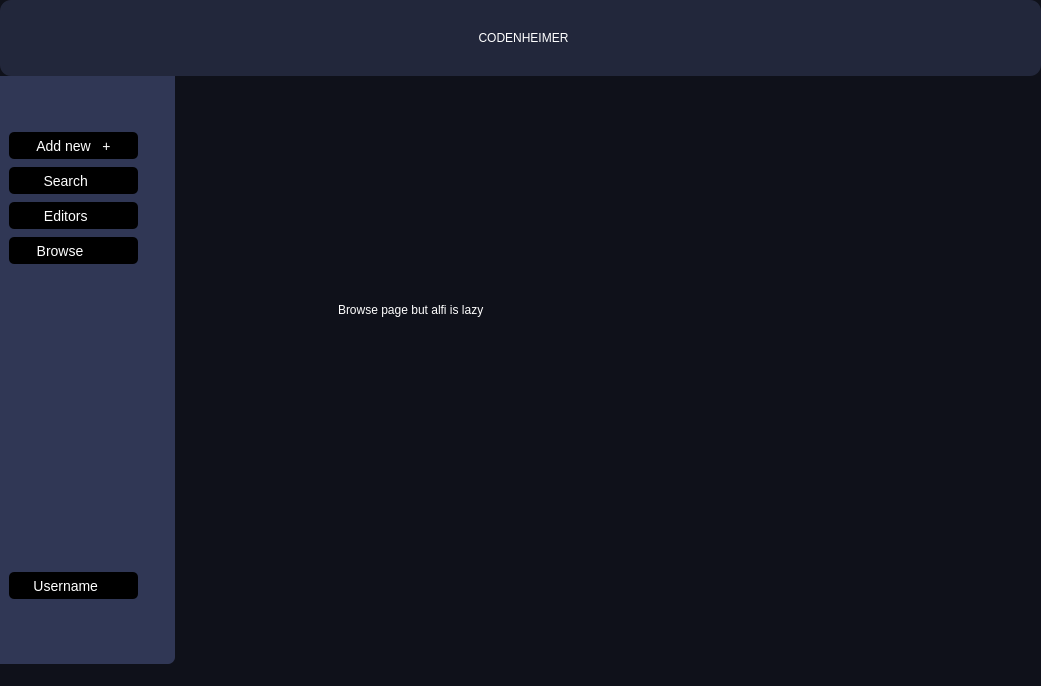
Old version of the form mainwindow.ui in the repository Deatrax/codenheimer.
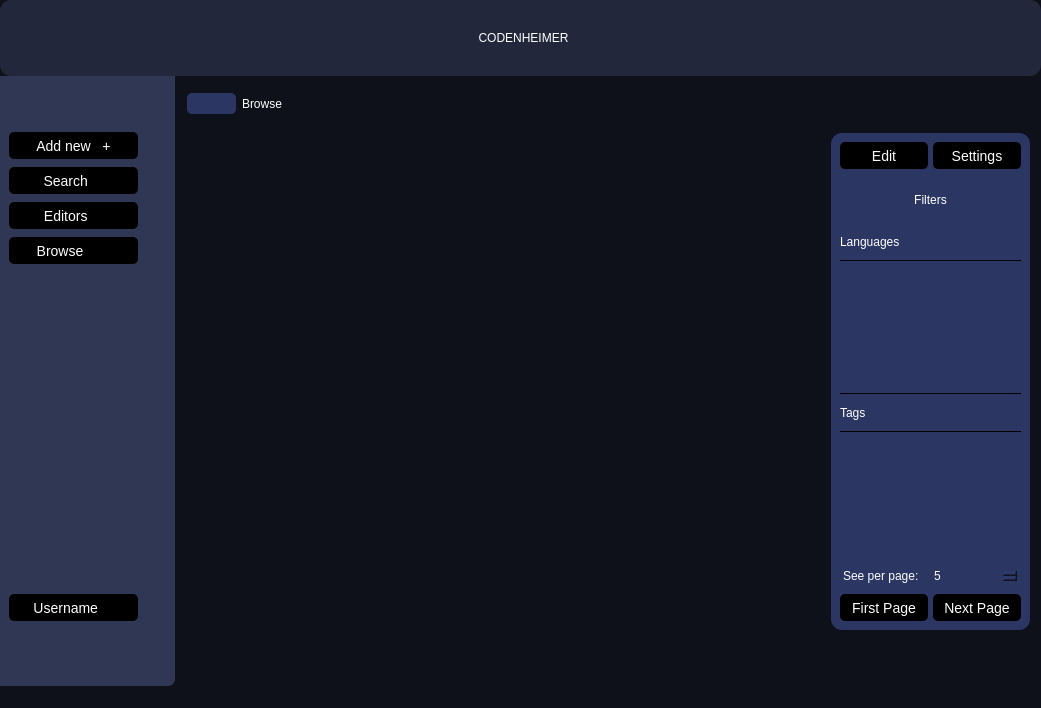
New version of the form. The open tabs and pages were chosen to show the change. Icons and pictures are not drawn.

Commit message: implemented the filter and pagitation search in the trie

```diff
--- a/mainwindow.ui
+++ b/mainwindow.ui
@@ -1091,24 +1091,608 @@
             <number>3</number>
            </property>
            <item>
-            <widget class="QStackedWidget" name="browsePageSubPages">
-             <property name="currentIndex">
-              <number>0</number>
-             </property>
-             <widget class="QWidget" name="browseMain">
-              <widget class="QLabel" name="label">
-               <property name="geometry">
-                <rect>
-                 <x>160</x>
-                 <y>190</y>
-                 <width>251</width>
-                 <height>81</height>
-                </rect>
+            <widget class="QStackedWidget" name="browsePageStack">
+             <widget class="QWidget" name="browseMainPage">
+              <layout class="QVBoxLayout" name="verticalLayout_7">
+               <item>
+                <widget class="QWidget" name="browseTitleBox" native="true">
+                 <property name="minimumSize">
+                  <size>
+                   <width>0</width>
+                   <height>50</height>
+                  </size>
+                 </property>
+                 <property name="maximumSize">
+                  <size>
+                   <width>16777215</width>
+                   <height>50</height>
+                  </size>
+                 </property>
+                 <layout class="QHBoxLayout" name="horizontalLayout_14">
+                  <item>
+                   <widget class="QLabel" name="browseMainTitle">
+                    <property name="minimumSize">
+                     <size>
+                      <width>104</width>
+                      <height>0</height>
+                     </size>
+                    </property>
+                    <property name="text">
+                     <string>Langs OR View all:</string>
+                    </property>
+                   </widget>
+                  </item>
+                  <item>
+                   <widget class="QPushButton" name="browseShortCutButton">
+                    <property name="sizePolicy">
+                     <sizepolicy hsizetype="Minimum" vsizetype="Fixed">
+                      <horstretch>0</horstretch>
+                      <verstretch>0</verstretch>
+                     </sizepolicy>
+                    </property>
+                    <property name="minimumSize">
+                     <size>
+                      <width>49</width>
+                      <height>21</height>
+                     </size>
+                    </property>
+                    <property name="maximumSize">
+                     <size>
+                      <width>49</width>
+                      <height>21</height>
+                     </size>
+                    </property>
+                    <property name="styleSheet">
+                     <string notr="true">QWidget{
+	font-size:14px;
+	color: white;
+	border-radius:5px
+}
+QPushButton{
+	background:#2B3663;
+}
+
+QPushButton:hover{
+	background:rgb(86, 99, 152);
+}</string>
+                    </property>
+                    <property name="text">
+                     <string/>
+                    </property>
+                   </widget>
+                  </item>
+                  <item>
+                   <spacer name="horizontalSpacer_2">
+                    <property name="orientation">
+                     <enum>Qt::Horizontal</enum>
+                    </property>
+                    <property name="sizeHint" stdset="0">
+                     <size>
+                      <width>300</width>
+                      <height>20</height>
+                     </size>
+                    </property>
+                   </spacer>
+                  </item>
+                 </layout>
+                </widget>
+               </item>
+               <item>
+                <widget class="QWidget" name="langAreaBox" native="true"/>
+               </item>
+               <item>
+                <widget class="QLabel" name="tagsLabel">
+                 <property name="minimumSize">
+                  <size>
+                   <width>0</width>
+                   <height>50</height>
+                  </size>
+                 </property>
+                 <property name="maximumSize">
+                  <size>
+                   <width>16777215</width>
+                   <height>50</height>
+                  </size>
+                 </property>
+                 <property name="text">
+                  <string>Or Select Tag</string>
+                 </property>
+                </widget>
+               </item>
+               <item>
+                <widget class="QWidget" name="tagAreaBox" native="true"/>
+               </item>
+              </layout>
+             </widget>
+             <widget class="QWidget" name="browseVIewPage">
+              <layout class="QHBoxLayout" name="horizontalLayout_15">
+               <property name="spacing">
+                <number>0</number>
                </property>
-               <property name="text">
-                <string>Browse page but alfi is lazy</string>
+               <property name="leftMargin">
+                <number>0</number>
                </property>
-              </widget>
+               <property name="topMargin">
+                <number>0</number>
+               </property>
+               <property name="rightMargin">
+                <number>0</number>
+               </property>
+               <property name="bottomMargin">
+                <number>0</number>
+               </property>
+               <item>
+                <widget class="QWidget" name="viewPageLeftBox" native="true">
+                 <layout class="QVBoxLayout" name="verticalLayout_8">
+                  <property name="spacing">
+                   <number>0</number>
+                  </property>
+                  <property name="leftMargin">
+                   <number>0</number>
+                  </property>
+                  <property name="topMargin">
+                   <number>0</number>
+                  </property>
+                  <property name="rightMargin">
+                   <number>0</number>
+                  </property>
+                  <property name="bottomMargin">
+                   <number>0</number>
+                  </property>
+                  <item>
+                   <widget class="QWidget" name="browseViewTopBar" native="true">
+                    <property name="minimumSize">
+                     <size>
+                      <width>0</width>
+                      <height>50</height>
+                     </size>
+                    </property>
+                    <property name="maximumSize">
+                     <size>
+                      <width>16777215</width>
+                      <height>50</height>
+                     </size>
+                    </property>
+                    <layout class="QHBoxLayout" name="horizontalLayout_16">
+                     <item>
+                      <widget class="QPushButton" name="browseBackButton">
+                       <property name="sizePolicy">
+                        <sizepolicy hsizetype="Minimum" vsizetype="Fixed">
+                         <horstretch>0</horstretch>
+                         <verstretch>0</verstretch>
+                        </sizepolicy>
+                       </property>
+                       <property name="minimumSize">
+                        <size>
+                         <width>49</width>
+                         <height>21</height>
+                        </size>
+                       </property>
+                       <property name="maximumSize">
+                        <size>
+                         <width>49</width>
+                         <height>21</height>
+                        </size>
+                       </property>
+                       <property name="styleSheet">
+                        <string notr="true">QWidget{
+	font-size:14px;
+	color: white;
+	border-radius:5px
+}
+QPushButton{
+	background:#2B3663;
+}
+
+QPushButton:hover{
+	background:rgb(86, 99, 152);
+}</string>
+                       </property>
+                       <property name="text">
+                        <string/>
+                       </property>
+                      </widget>
+                     </item>
+                     <item>
+                      <widget class="QLabel" name="browseViewTitle">
+                       <property name="text">
+                        <string>Browse</string>
+                       </property>
+                      </widget>
+                     </item>
+                    </layout>
+                   </widget>
+                  </item>
+                  <item>
+                   <widget class="QListWidget" name="browseMainViewArea">
+                    <property name="styleSheet">
+                     <string notr="true">QListWidget::item {
+           border: 0px solid black;
+       }
+QListWidget::item:selected {
+           color: white;
+           border: 1px solid red;
+}
+
+QListWidget{
+	border:none;
+}</string>
+                    </property>
+                    <property name="spacing">
+                     <number>5</number>
+                    </property>
+                   </widget>
+                  </item>
+                 </layout>
+                </widget>
+               </item>
+               <item>
+                <widget class="QWidget" name="viewPageRightBox" native="true">
+                 <property name="maximumSize">
+                  <size>
+                   <width>237</width>
+                   <height>16777215</height>
+                  </size>
+                 </property>
+                 <layout class="QVBoxLayout" name="verticalLayout_9">
+                  <property name="spacing">
+                   <number>0</number>
+                  </property>
+                  <property name="leftMargin">
+                   <number>30</number>
+                  </property>
+                  <property name="rightMargin">
+                   <number>0</number>
+                  </property>
+                  <item>
+                   <spacer name="verticalSpacer_4">
+                    <property name="orientation">
+                     <enum>Qt::Vertical</enum>
+                    </property>
+                    <property name="sizeHint" stdset="0">
+                     <size>
+                      <width>20</width>
+                      <height>45</height>
+                     </size>
+                    </property>
+                   </spacer>
+                  </item>
+                  <item>
+                   <widget class="QWidget" name="browseViewFilterBox" native="true">
+                    <property name="minimumSize">
+                     <size>
+                      <width>199</width>
+                      <height>497</height>
+                     </size>
+                    </property>
+                    <property name="maximumSize">
+                     <size>
+                      <width>199</width>
+                      <height>497</height>
+                     </size>
+                    </property>
+                    <property name="styleSheet">
+                     <string notr="true">background:#2B3663;
+border-radius:11px;</string>
+                    </property>
+                    <layout class="QVBoxLayout" name="verticalLayout_10">
+                     <item>
+                      <widget class="QWidget" name="widget_6" native="true">
+                       <property name="styleSheet">
+                        <string notr="true">QWidget{
+	font-size:14px;
+	color: white;
+	border-radius:5px
+}
+QPushButton{
+	background:black;
+}
+
+QPushButton:hover{
+	background:#1E1E1E;
+}</string>
+                       </property>
+                       <layout class="QHBoxLayout" name="horizontalLayout_17">
+                        <property name="spacing">
+                         <number>5</number>
+                        </property>
+                        <property name="leftMargin">
+                         <number>0</number>
+                        </property>
+                        <property name="topMargin">
+                         <number>0</number>
+                        </property>
+                        <property name="rightMargin">
+                         <number>0</number>
+                        </property>
+                        <property name="bottomMargin">
+                         <number>0</number>
+                        </property>
+                        <item>
+                         <widget class="QPushButton" name="filterSnippetEditButton">
+                          <property name="minimumSize">
+                           <size>
+                            <width>0</width>
+                            <height>27</height>
+                           </size>
+                          </property>
+                          <property name="text">
+                           <string>Edit</string>
+                          </property>
+                         </widget>
+                        </item>
+                        <item>
+                         <widget class="QPushButton" name="filterSnippetSettingsButton">
+                          <property name="minimumSize">
+                           <size>
+                            <width>0</width>
+                            <height>27</height>
+                           </size>
+                          </property>
+                          <property name="text">
+                           <string>Settings</string>
+                          </property>
+                         </widget>
+                        </item>
+                       </layout>
+                      </widget>
+                     </item>
+                     <item>
+                      <widget class="QLabel" name="filterTitle">
+                       <property name="minimumSize">
+                        <size>
+                         <width>0</width>
+                         <height>49</height>
+                        </size>
+                       </property>
+                       <property name="maximumSize">
+                        <size>
+                         <width>16777215</width>
+                         <height>49</height>
+                        </size>
+                       </property>
+                       <property name="text">
+                        <string>Filters</string>
+                       </property>
+                       <property name="alignment">
+                        <set>Qt::AlignCenter</set>
+                       </property>
+                      </widget>
+                     </item>
+                     <item>
+                      <widget class="QLabel" name="label_3">
+                       <property name="maximumSize">
+                        <size>
+                         <width>16777215</width>
+                         <height>30</height>
+                        </size>
+                       </property>
+                       <property name="text">
+                        <string>Languages</string>
+                       </property>
+                      </widget>
+                     </item>
+                     <item>
+                      <widget class="Line" name="line">
+                       <property name="minimumSize">
+                        <size>
+                         <width>0</width>
+                         <height>1</height>
+                        </size>
+                       </property>
+                       <property name="maximumSize">
+                        <size>
+                         <width>16777215</width>
+                         <height>1</height>
+                        </size>
+                       </property>
+                       <property name="styleSheet">
+                        <string notr="true">background:black;</string>
+                       </property>
+                       <property name="orientation">
+                        <enum>Qt::Horizontal</enum>
+                       </property>
+                      </widget>
+                     </item>
+                     <item>
+                      <widget class="QListWidget" name="filderLangList">
+                       <property name="maximumSize">
+                        <size>
+                         <width>16777215</width>
+                         <height>120</height>
+                        </size>
+                       </property>
+                       <property name="spacing">
+                        <number>3</number>
+                       </property>
+                      </widget>
+                     </item>
+                     <item>
+                      <widget class="Line" name="line_2">
+                       <property name="minimumSize">
+                        <size>
+                         <width>0</width>
+                         <height>1</height>
+                        </size>
+                       </property>
+                       <property name="maximumSize">
+                        <size>
+                         <width>16777215</width>
+                         <height>1</height>
+                        </size>
+                       </property>
+                       <property name="styleSheet">
+                        <string notr="true">background:black;</string>
+                       </property>
+                       <property name="orientation">
+                        <enum>Qt::Horizontal</enum>
+                       </property>
+                      </widget>
+                     </item>
+                     <item>
+                      <widget class="QLabel" name="label_5">
+                       <property name="maximumSize">
+                        <size>
+                         <width>16777215</width>
+                         <height>30</height>
+                        </size>
+                       </property>
+                       <property name="text">
+                        <string>Tags</string>
+                       </property>
+                      </widget>
+                     </item>
+                     <item>
+                      <widget class="Line" name="line_3">
+                       <property name="minimumSize">
+                        <size>
+                         <width>0</width>
+                         <height>1</height>
+                        </size>
+                       </property>
+                       <property name="maximumSize">
+                        <size>
+                         <width>16777215</width>
+                         <height>1</height>
+                        </size>
+                       </property>
+                       <property name="styleSheet">
+                        <string notr="true">background:black;</string>
+                       </property>
+                       <property name="orientation">
+                        <enum>Qt::Horizontal</enum>
+                       </property>
+                      </widget>
+                     </item>
+                     <item>
+                      <widget class="QListWidget" name="filterTagList">
+                       <property name="maximumSize">
+                        <size>
+                         <width>16777215</width>
+                         <height>120</height>
+                        </size>
+                       </property>
+                       <property name="spacing">
+                        <number>3</number>
+                       </property>
+                      </widget>
+                     </item>
+                     <item>
+                      <widget class="QWidget" name="widget_3" native="true">
+                       <layout class="QHBoxLayout" name="horizontalLayout_19">
+                        <property name="spacing">
+                         <number>3</number>
+                        </property>
+                        <property name="leftMargin">
+                         <number>3</number>
+                        </property>
+                        <property name="topMargin">
+                         <number>0</number>
+                        </property>
+                        <property name="rightMargin">
+                         <number>3</number>
+                        </property>
+                        <property name="bottomMargin">
+                         <number>0</number>
+                        </property>
+                        <item>
+                         <widget class="QLabel" name="label">
+                          <property name="text">
+                           <string>See per page:</string>
+                          </property>
+                         </widget>
+                        </item>
+                        <item>
+                         <widget class="QSpinBox" name="perPageSee">
+                          <property name="value">
+                           <number>5</number>
+                          </property>
+                         </widget>
+                        </item>
+                       </layout>
+                      </widget>
+                     </item>
+                     <item>
+                      <widget class="QWidget" name="widget_7" native="true">
+                       <property name="styleSheet">
+                        <string notr="true">QWidget{
+	font-size:14px;
+	color: white;
+	border-radius:5px
+}
+QPushButton{
+	background:black;
+}
+
+QPushButton:hover{
+	background:#1E1E1E;
+}</string>
+                       </property>
+                       <layout class="QHBoxLayout" name="horizontalLayout_18">
+                        <property name="spacing">
+                         <number>5</number>
+                        </property>
+                        <property name="leftMargin">
+                         <number>0</number>
+                        </property>
+                        <property name="topMargin">
+                         <number>0</number>
+                        </property>
+                        <property name="rightMargin">
+                         <number>0</number>
+                        </property>
+                        <property name="bottomMargin">
+                         <number>0</number>
+                        </property>
+                        <item>
+                         <widget class="QPushButton" name="previousPageButton">
+                          <property name="minimumSize">
+                           <size>
+                            <width>0</width>
+                            <height>27</height>
+                           </size>
+                          </property>
+                          <property name="text">
+                           <string>First Page</string>
+                          </property>
+                         </widget>
+                        </item>
+                        <item>
+                         <widget class="QPushButton" name="nextPageButton">
+                          <property name="minimumSize">
+                           <size>
+                            <width>0</width>
+                            <height>27</height>
+                           </size>
+                          </property>
+                          <property name="text">
+                           <string>Next Page</string>
+                          </property>
+                         </widget>
+                        </item>
+                       </layout>
+                      </widget>
+                     </item>
+                    </layout>
+                   </widget>
+                  </item>
+                  <item>
+                   <spacer name="verticalSpacer_5">
+                    <property name="orientation">
+                     <enum>Qt::Vertical</enum>
+                    </property>
+                    <property name="sizeHint" stdset="0">
+                     <size>
+                      <width>20</width>
+                      <height>44</height>
+                     </size>
+                    </property>
+                   </spacer>
+                  </item>
+                 </layout>
+                </widget>
+               </item>
+              </layout>
              </widget>
              <widget class="QWidget" name="browseSelector"/>
             </widget>
```
Left out of the diff: 3 changed lines with no effect on the pictures. The commit also changes 8 other files.
